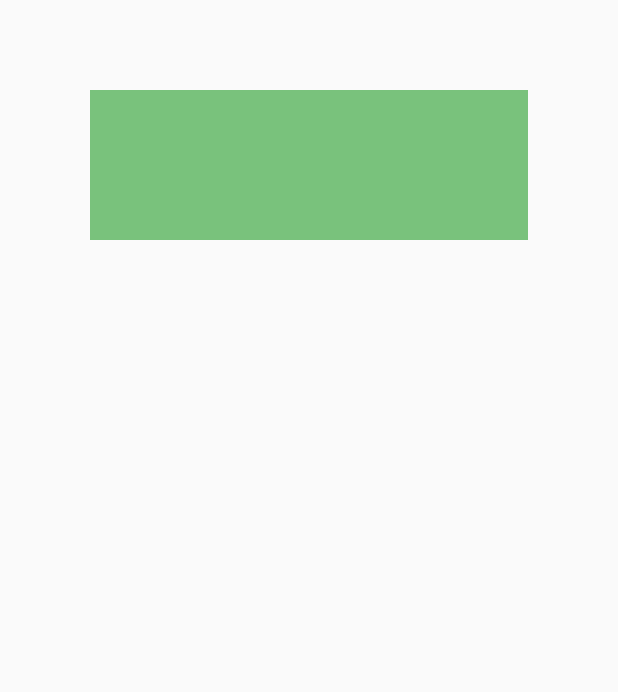
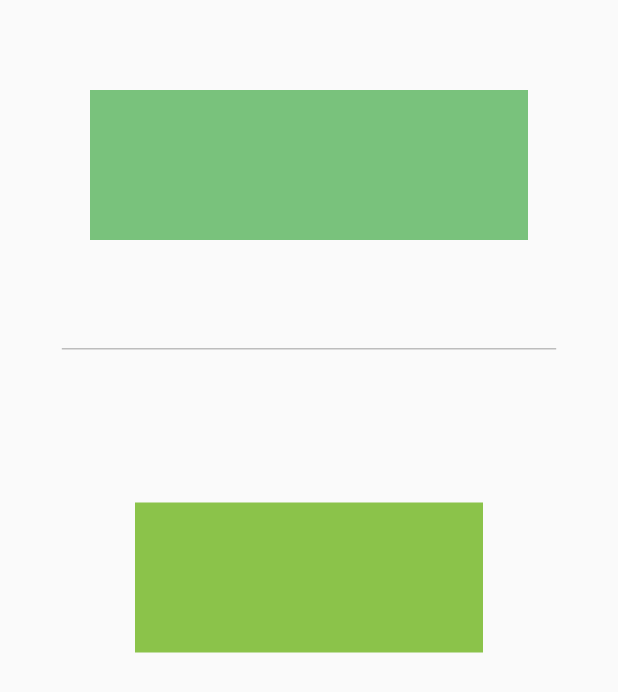
Before and after one commit to broccolism/flutter-try-again, a Flutter app: the screen it shows after launch, after a tap on "Transition Anim", on a phone screen of 412 x 824 dp. Shown: the top 692 px of the screen. Run offline on Flutter 3.47's test engine with Material 2 defaults, Android fonts, the phone set to English and light mode, and no system bars; our stand-ins replace cached_network_image, get; generated files the repository leaves out were written again.

Commit message:
#13 :sparkles: rotation transition

```diff
--- a/tiny_widgets/lib/view/screen/animation/transition_animation_screen.dart
+++ b/tiny_widgets/lib/view/screen/animation/transition_animation_screen.dart
@@ -1,5 +1,7 @@
 import 'package:flutter/material.dart';
+import 'package:flutter/physics.dart';
 import 'package:flutter/widgets.dart';
+import 'package:tiny_widgets/view/widget/widgets.dart';
 
 class TransitionAnimationScreen extends StatefulWidget {
   static const name = "/transition_animation";
@@ -12,18 +14,25 @@ class TransitionAnimationScreen extends StatefulWidget {
 
 class _TransitionAnimationScreenState extends State<TransitionAnimationScreen>
     with TickerProviderStateMixin {
-  late final AnimationController _controller = AnimationController(
+  late final AnimationController _opacityController = AnimationController(
     duration: const Duration(seconds: 1),
     vsync: this,
   )..repeat(reverse: true);
-  late final Animation<double> _animation = CurvedAnimation(
-    parent: _controller,
+  late final Animation<double> _opacityAnimation = CurvedAnimation(
+    parent: _opacityController,
     curve: Curves.easeInToLinear,
   );
 
+  late final AnimationController _rotationController = AnimationController(
+    duration: const Duration(seconds: 1),
+    vsync: this,
+  );
+  late final Animation<double> _rotationAnimation =
+      CurvedAnimation(parent: _rotationController, curve: Curves.bounceIn);
+
   @override
   void dispose() {
-    _controller.dispose();
+    _opacityController.dispose();
     super.dispose();
   }
 
@@ -35,7 +44,9 @@ class _TransitionAnimationScreenState extends State<TransitionAnimationScreen>
           physics: ClampingScrollPhysics(),
           child: Column(
             children: [
-              _rectangle(),
+              _fadingRect(),
+              MyDivider(),
+              _rotatingRect(),
             ],
           ),
         ),
@@ -43,10 +54,10 @@ class _TransitionAnimationScreenState extends State<TransitionAnimationScreen>
     );
   }
 
-  Widget _rectangle() {
+  Widget _fadingRect() {
     return Center(
       child: FadeTransition(
-        opacity: _animation,
+        opacity: _opacityAnimation,
         child: Container(
           margin: EdgeInsets.all(60),
           color: Colors.green,
@@ -56,4 +67,34 @@ class _TransitionAnimationScreenState extends State<TransitionAnimationScreen>
       ),
     );
   }
+
+  Widget _rotatingRect() {
+    return Center(
+      child: RotationTransition(
+        turns: _rotationAnimation,
+        child: GestureDetector(
+          onTap: () {
+            switch (_rotationController.status) {
+              case AnimationStatus.dismissed:
+                _rotationController.forward();
+                break;
+              case AnimationStatus.completed:
+                _rotationController.reverse();
+                break;
+              default:
+            }
+
+            // _rotationController.forward();
+            // _rotationController.reverse();
+          },
+          child: Container(
+            margin: EdgeInsets.all(90),
+            color: Colors.lightGreen,
+            width: 300,
+            height: 100,
+          ),
+        ),
+      ),
+    );
+  }
 }
--- /dev/null
+++ b/tiny_widgets/lib/view/widget/common/my_divider.dart
@@ -0,0 +1,21 @@
+import 'package:flutter/material.dart';
+import 'package:flutter/widgets.dart';
+
+class MyDivider extends StatelessWidget {
+  const MyDivider({Key? key}) : super(key: key);
+
+  @override
+  Widget build(BuildContext context) {
+    return Column(
+      children: [
+        SizedBox(height: 12),
+        Container(
+          width: MediaQuery.of(context).size.width * 0.8,
+          height: 1,
+          color: Colors.grey[400],
+        ),
+        SizedBox(height: 12)
+      ],
+    );
+  }
+}
--- a/tiny_widgets/lib/view/widget/widgets.dart
+++ b/tiny_widgets/lib/view/widget/widgets.dart
@@ -1,4 +1,5 @@
 export 'common/my_network_image.dart';
+export 'common/my_divider.dart';
 
 export 'auto_complete_search/search_bar.dart';
 export 'auto_complete_search/auto_complete_keyword_list.dart';
```
Also changed, not shown: tiny_widgets/lib/view/screen/animation/implicit_animation_screen.dart (+2 -15 lines).
